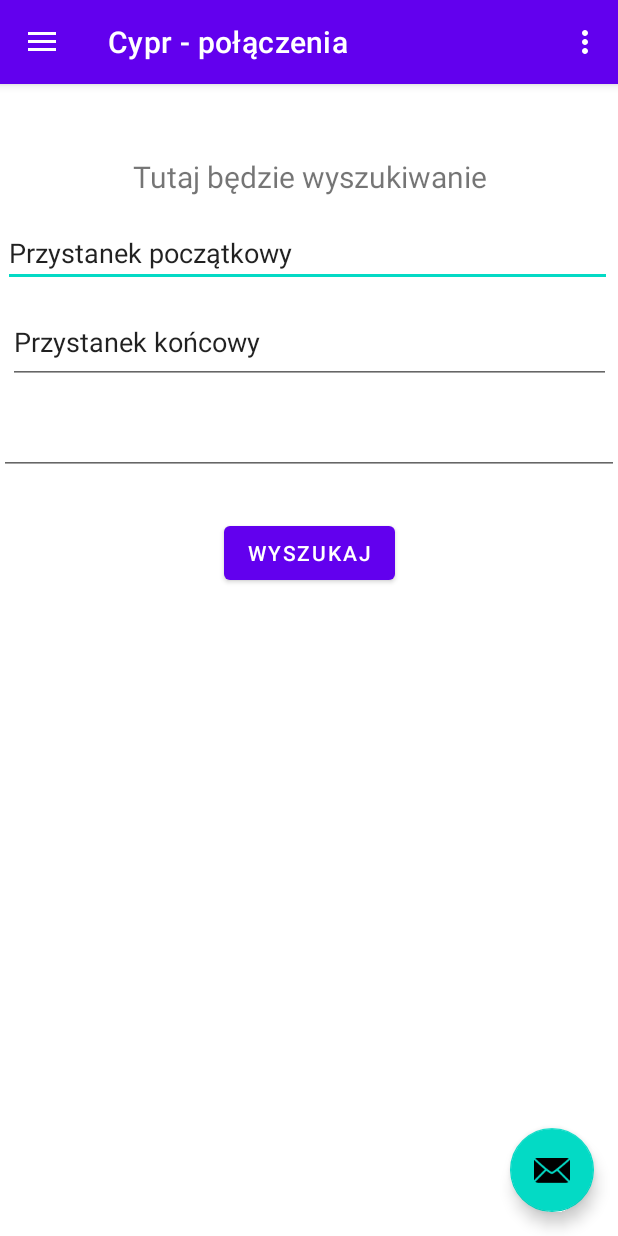
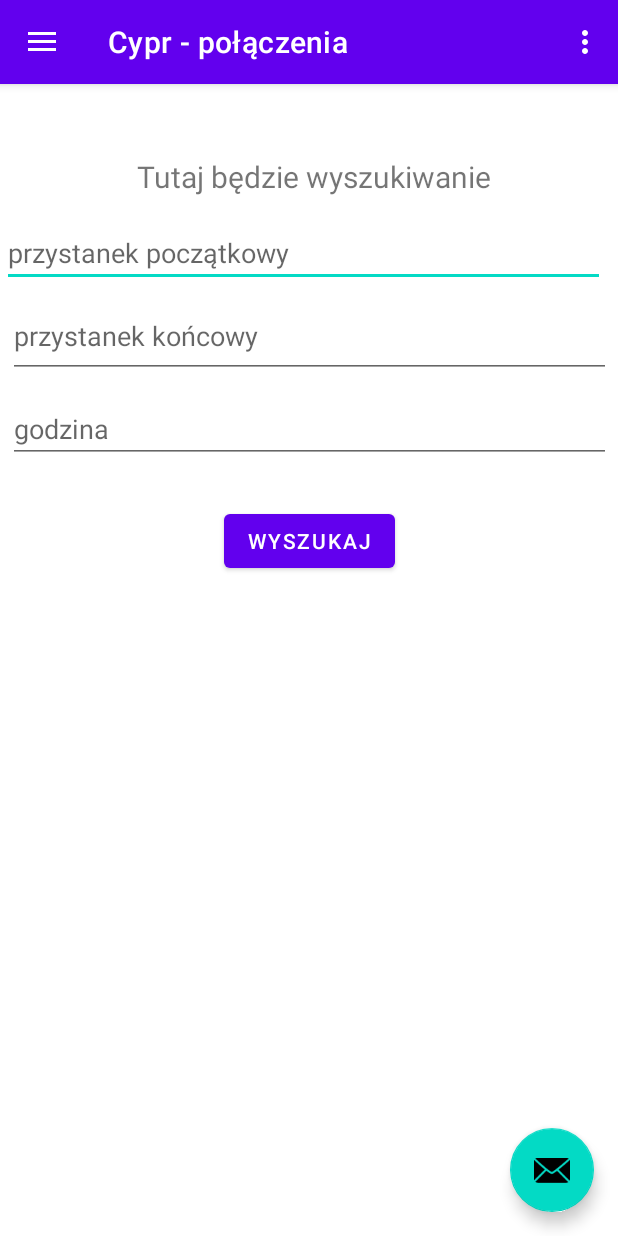
Before and after one commit to Arkadiusz-K/jakDojadeCypr, an Android app: the screen it shows after launch (MainActivity), on a phone screen of 412 x 824 dp. Run offline under Robolectric (Android 15) with nearby library versions, the phone set to English and light mode, and no system bars; our stand-ins replace Firebase (no records; nobody signed in at launch, a user with empty details on screens opened directly), navigation-ui.

Commit message:
a little better design

```diff
--- a/app/src/main/java/com/example/cyprjakdojade/ui/gallery/GalleryFragment.java
+++ b/app/src/main/java/com/example/cyprjakdojade/ui/gallery/GalleryFragment.java
@@ -116,6 +116,7 @@ public class GalleryFragment extends Fragment {
                 for(int i = ileWynikow; i<5;i++){
                     listaPrzystankow.add(i,"");
                 }
+
                 TextView wynik1 = root.findViewById(R.id.trasaWynik1);
                 wynik1.setText(listaPrzystankow.get(0));
                 TextView wynik2 = root.findViewById(R.id.trasaWynik2);
--- a/app/src/main/res/layout/fragment_home.xml
+++ b/app/src/main/res/layout/fragment_home.xml
@@ -22,27 +22,31 @@
         <TextView
             android:id="@+id/wyniki"
             android:layout_width="match_parent"
-            android:layout_height="60dp" />
+            android:layout_height="60dp"
+            android:textSize="20sp" />
 
         <TextView
             android:id="@+id/wynik1"
             android:layout_width="match_parent"
-            android:layout_height="60dp" />
+            android:layout_height="60dp"
+            android:textSize="20sp" />
 
         <TextView
             android:id="@+id/wynik2"
             android:layout_width="match_parent"
-            android:layout_height="60dp" />
+            android:layout_height="60dp"
+            android:textSize="20sp" />
 
         <TextView
             android:id="@+id/wynik3"
             android:layout_width="match_parent"
-            android:layout_height="58dp" />
+            android:layout_height="58dp"
+            android:textSize="20sp" />
     </LinearLayout>
 
     <TextView
         android:id="@+id/text_home"
-        android:layout_width="match_parent"
+        android:layout_width="402dp"
         android:layout_height="wrap_content"
         android:layout_marginStart="8dp"
         android:layout_marginTop="48dp"
@@ -59,15 +63,15 @@
 
     <EditText
         android:id="@+id/EditTextSearch"
-        android:layout_width="406dp"
+        android:layout_width="402dp"
         android:layout_height="44dp"
         android:layout_marginStart="82dp"
         android:layout_marginTop="16dp"
         android:layout_marginEnd="82dp"
         android:autofillHints=""
         android:ems="10"
+        android:hint="@string/przystanek1"
         android:inputType="textPersonName"
-        android:text="@string/name"
         app:layout_constraintEnd_toEndOf="@+id/editTextTime"
         app:layout_constraintHorizontal_bias="0.533"
         app:layout_constraintStart_toStartOf="@+id/text_home"
@@ -93,7 +97,7 @@
         android:autofillHints=""
         android:ems="10"
         android:inputType="textPersonName"
-        android:text="@string/name2"
+        android:hint="@string/przystanek2"
         app:layout_constraintBottom_toTopOf="@+id/editTextTime"
         app:layout_constraintEnd_toEndOf="parent"
         app:layout_constraintHorizontal_bias="0.5"
@@ -102,14 +106,14 @@
 
     <EditText
         android:id="@+id/editTextTime"
-        android:layout_width="413dp"
+        android:layout_width="402dp"
         android:layout_height="0dp"
-        android:layout_marginTop="140dp"
+        android:layout_marginTop="132dp"
         android:autofillHints=""
         android:ems="10"
+        android:hint="@string/godzina"
         android:inputType="time"
         app:layout_constraintEnd_toEndOf="parent"
-        app:layout_constraintHorizontal_bias="1.0"
         app:layout_constraintStart_toStartOf="parent"
         app:layout_constraintTop_toBottomOf="@+id/text_home" />
 
--- a/app/src/main/res/values/strings.xml
+++ b/app/src/main/res/values/strings.xml
@@ -21,4 +21,7 @@
     <string name="name2">Przystanek końcowy</string>
     <string name="to">To</string>
     <string name="dostepne_polaczenia">Dostępne połączenia</string>
+    <string name="przystanek1">przystanek początkowy</string>
+    <string name="przystanek2">przystanek końcowy</string>
+    <string name="godzina">godzina</string>
 </resources>
```
Also changed, not shown: app/src/main/res/layout/fragment_gallery.xml (+14 -8 lines), app/src/main/java/com/example/cyprjakdojade/ui/gallery/RouteFunctions.java (line endings or trailing spaces).
